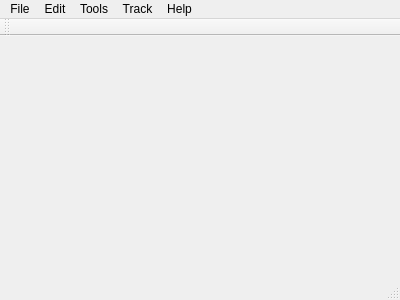
This is OpenSymphony/mainwindow.ui in jsbishop/OpenSymphony as Qt 5 draws it before an edit. The edited form follows.
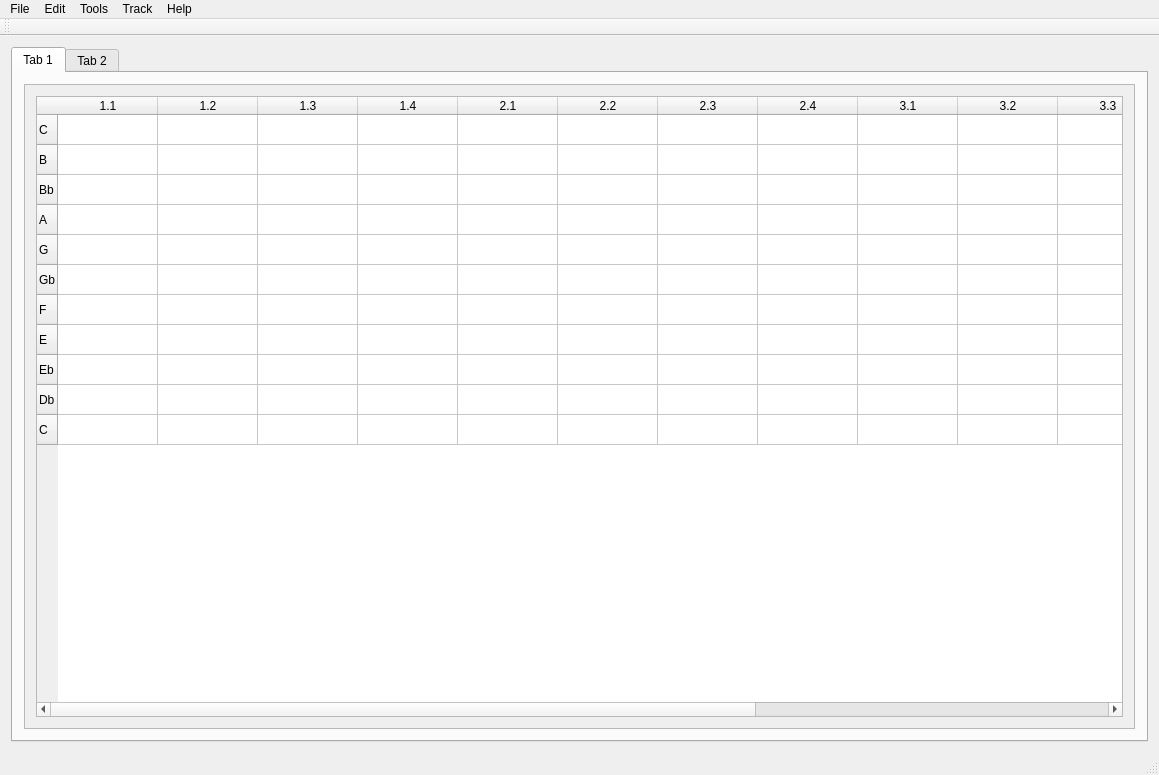
This is the edited form.

The edit to the form file:
```diff
--- a/OpenSymphony/mainwindow.ui
+++ b/OpenSymphony/mainwindow.ui
@@ -6,20 +6,195 @@
    <rect>
     <x>0</x>
     <y>0</y>
-    <width>400</width>
-    <height>300</height>
+    <width>1159</width>
+    <height>775</height>
    </rect>
   </property>
   <property name="windowTitle">
    <string>MainWindow</string>
   </property>
-  <widget class="QWidget" name="centralWidget"/>
+  <widget class="QWidget" name="centralWidget">
+   <layout class="QVBoxLayout" name="verticalLayout">
+    <item>
+     <widget class="QTabWidget" name="tabWidget">
+      <property name="currentIndex">
+       <number>0</number>
+      </property>
+      <widget class="QWidget" name="tab">
+       <attribute name="title">
+        <string>Tab 1</string>
+       </attribute>
+       <layout class="QVBoxLayout" name="verticalLayout_2">
+        <item>
+         <widget class="QScrollArea" name="scrollArea">
+          <property name="widgetResizable">
+           <bool>true</bool>
+          </property>
+          <widget class="QWidget" name="scrollAreaWidgetContents">
+           <property name="geometry">
+            <rect>
+             <x>0</x>
+             <y>0</y>
+             <width>1109</width>
+             <height>627</height>
+            </rect>
+           </property>
+           <layout class="QVBoxLayout" name="verticalLayout_3">
+            <item>
+             <widget class="QTableWidget" name="Score_table">
+              <row>
+               <property name="text">
+                <string>C</string>
+               </property>
+              </row>
+              <row>
+               <property name="text">
+                <string>B</string>
+               </property>
+              </row>
+              <row>
+               <property name="text">
+                <string>Bb</string>
+               </property>
+              </row>
+              <row>
+               <property name="text">
+                <string>A</string>
+               </property>
+              </row>
+              <row>
+               <property name="text">
+                <string>G</string>
+               </property>
+              </row>
+              <row>
+               <property name="text">
+                <string>Gb</string>
+               </property>
+              </row>
+              <row>
+               <property name="text">
+                <string>F</string>
+               </property>
+              </row>
+              <row>
+               <property name="text">
+                <string>E</string>
+               </property>
+              </row>
+              <row>
+               <property name="text">
+                <string>Eb</string>
+               </property>
+              </row>
+              <row>
+               <property name="text">
+                <string>Db</string>
+               </property>
+              </row>
+              <row>
+               <property name="text">
+                <string>C</string>
+               </property>
+              </row>
+              <column>
+               <property name="text">
+                <string>1.1</string>
+               </property>
+              </column>
+              <column>
+               <property name="text">
+                <string>1.2</string>
+               </property>
+              </column>
+              <column>
+               <property name="text">
+                <string>1.3</string>
+               </property>
+              </column>
+              <column>
+               <property name="text">
+                <string>1.4</string>
+               </property>
+              </column>
+              <column>
+               <property name="text">
+                <string>2.1</string>
+               </property>
+              </column>
+              <column>
+               <property name="text">
+                <string>2.2</string>
+               </property>
+              </column>
+              <column>
+               <property name="text">
+                <string>2.3</string>
+               </property>
+              </column>
+              <column>
+               <property name="text">
+                <string>2.4</string>
+               </property>
+              </column>
+              <column>
+               <property name="text">
+                <string>3.1</string>
+               </property>
+              </column>
+              <column>
+               <property name="text">
+                <string>3.2</string>
+               </property>
+              </column>
+              <column>
+               <property name="text">
+                <string>3.3</string>
+               </property>
+              </column>
+              <column>
+               <property name="text">
+                <string>3.4</string>
+               </property>
+              </column>
+              <column>
+               <property name="text">
+                <string>4.1</string>
+               </property>
+              </column>
+              <column>
+               <property name="text">
+                <string>4.2</string>
+               </property>
+              </column>
+              <column>
+               <property name="text">
+                <string>4.4</string>
+               </property>
+              </column>
+             </widget>
+            </item>
+           </layout>
+          </widget>
+         </widget>
+        </item>
+       </layout>
+      </widget>
+      <widget class="QWidget" name="tab_2">
+       <attribute name="title">
+        <string>Tab 2</string>
+       </attribute>
+      </widget>
+     </widget>
+    </item>
+   </layout>
+  </widget>
   <widget class="QMenuBar" name="menuBar">
    <property name="geometry">
     <rect>
      <x>0</x>
      <y>0</y>
-     <width>400</width>
+     <width>1159</width>
      <height>25</height>
     </rect>
    </property>
```
Left out of the diff: 146 changed lines with no effect on the pictures.
